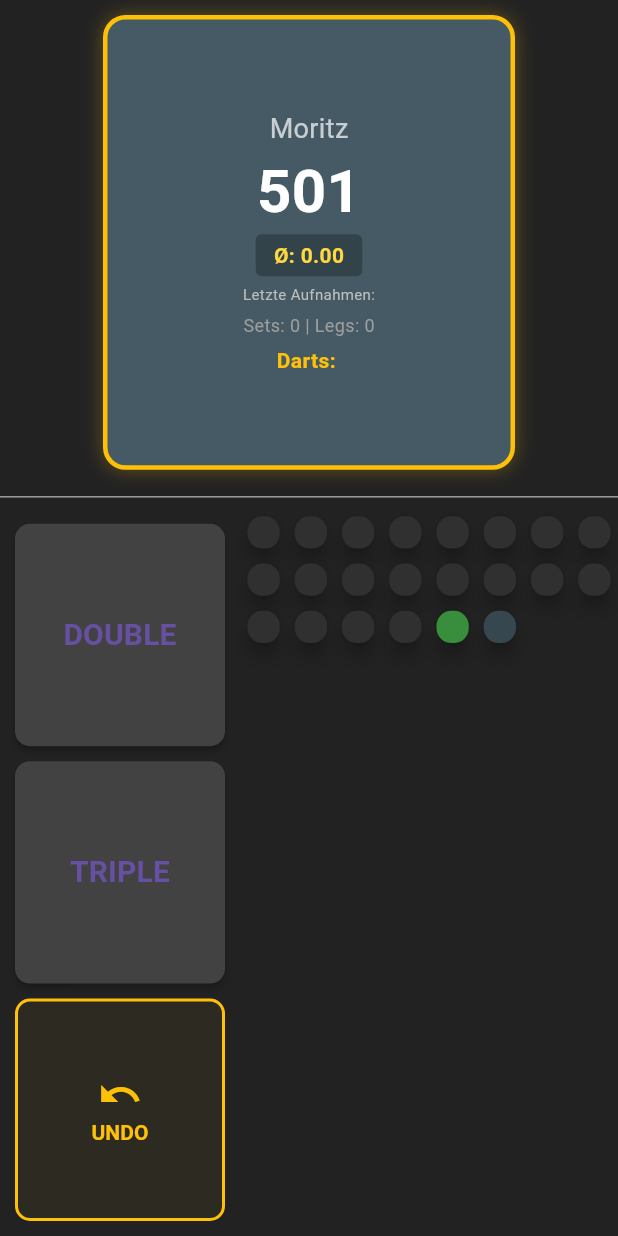
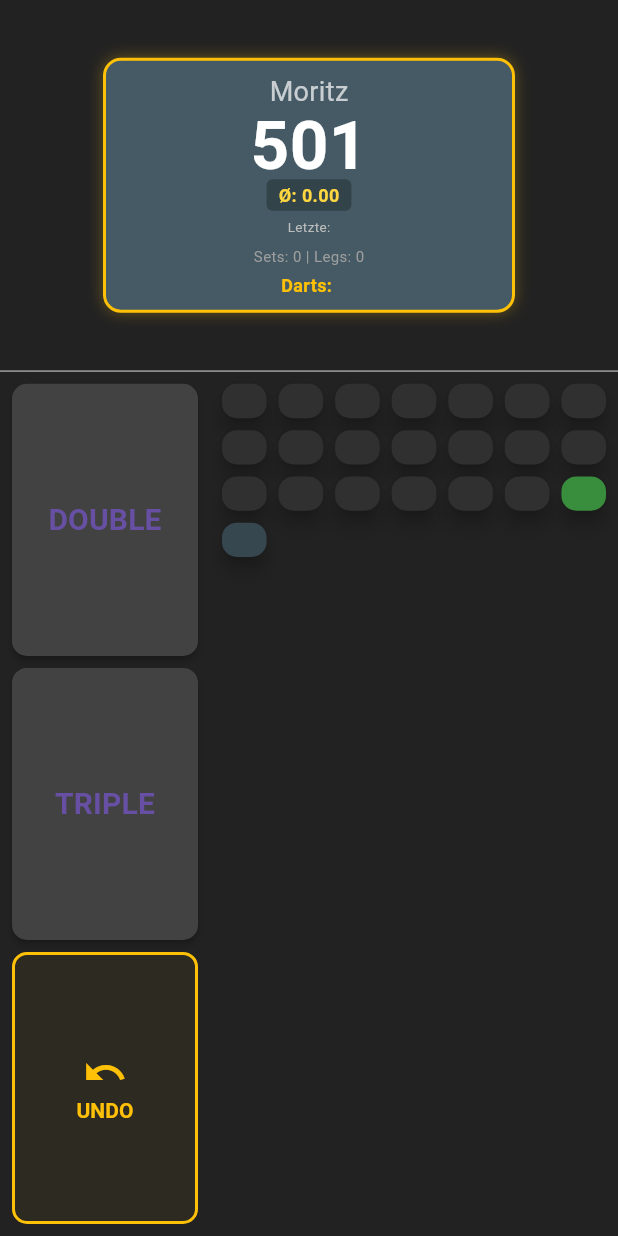
Before and after one commit to infrarot123/flutter-dart-app, a Flutter app: the screen it shows after launch, after a tap on "SPIEL STARTEN", on a phone screen of 412 x 824 dp. Run offline on Flutter 3.47's test engine with Material 3 defaults, Android fonts, the phone set to English and light mode, and no system bars; our stand-ins replace audioplayers.

Commit message:
Adjust styling

```diff
--- a/lib/main.dart
+++ b/lib/main.dart
@@ -376,16 +376,14 @@ class GameScreen extends StatelessWidget {
 
   @override
   Widget build(BuildContext context) {
-    // Zugriff auf den State
     var state = context.watch<GameState>();
     var activePlayer = state.activePlayer;
 
     return Scaffold(
       body: Column(
         children: [
-          // --- SCOREBOARD ---
           Expanded(
-            flex: 2,
+            flex: 3,
             child: Row(
               mainAxisAlignment: MainAxisAlignment.spaceEvenly,
               children: state.players.asMap().entries.map((entry) {
@@ -394,53 +392,44 @@ class GameScreen extends StatelessWidget {
                 bool isActive = idx == state.currentPlayerIndex;
 
                 return Container(
-                  width:
-                      MediaQuery.of(context).size.width /
-                      (state.players.length + 0.5),
-                  margin: const EdgeInsets.symmetric(
-                    vertical: 10,
-                    horizontal: 5,
-                  ),
-                  padding: const EdgeInsets.all(5),
+                  width: MediaQuery.of(context).size.width / (state.players.length + 0.5),
+                  margin: const EdgeInsets.symmetric(vertical: 4, horizontal: 4),
+                  padding: const EdgeInsets.all(8),
                   decoration: BoxDecoration(
                     color: isActive ? Colors.blueGrey[700] : Colors.grey[900],
-                    borderRadius: BorderRadius.circular(15),
+                    borderRadius: BorderRadius.circular(12),
                     border: isActive
-                        ? Border.all(color: Colors.amber, width: 3)
+                        ? Border.all(color: Colors.amber, width: 2) // Rand dünner
                         : Border.all(color: Colors.transparent),
                     boxShadow: isActive
-                        ? [
-                            BoxShadow(
-                              color: Colors.amber.withOpacity(0.3),
-                              blurRadius: 10,
-                            ),
-                          ]
+                        ? [BoxShadow(color: Colors.amber.withOpacity(0.3), blurRadius: 8)]
                         : [],
                   ),
+                  child: FittedBox(
+                    fit: BoxFit.scaleDown,
                     child: Column(
                       mainAxisAlignment: MainAxisAlignment.center,
                       children: [
                         Text(
                           p.name,
-                        style: const TextStyle(
-                          fontSize: 18,
-                          color: Colors.white70,
+                          style: const TextStyle(fontSize: 18, color: Colors.white70),
                         ),
-                      ),
+
+                        // Score
                         Text(
                           "${p.currentScore}",
                           style: const TextStyle(
-                          fontSize: 40,
+                            fontSize: 45,
                             fontWeight: FontWeight.bold,
                             color: Colors.white,
+                            height: 1.0,
                           ),
                         ),
-                      // --- AVERAGE ANZEIGE ---
+
+                        // Average Label
                         Container(
-                        padding: const EdgeInsets.symmetric(
-                          horizontal: 12,
-                          vertical: 4,
-                        ),
+                          padding: const EdgeInsets.symmetric(horizontal: 8, vertical: 2),
+                          margin: const EdgeInsets.only(bottom: 4),
                           decoration: BoxDecoration(
                             color: Colors.black26,
                             borderRadius: BorderRadius.circular(4),
@@ -448,59 +437,49 @@ class GameScreen extends StatelessWidget {
                           child: Text(
                             "Ø: ${p.average.toStringAsFixed(2)}",
                             style: const TextStyle(
-                            fontSize: 14,
+                                fontSize: 12,
                                 color: Colors.amberAccent,
-                            fontWeight: FontWeight.bold,
+                                fontWeight: FontWeight.bold
                             ),
                           ),
                         ),
-                      const SizedBox(height: 5),
-                      Text(
-                        "Letzte Aufnahmen:",
-                        style: TextStyle(fontSize: 10, color: Colors.grey[400]),
-                      ),
+
+                        // Historie
+                        Text("Letzte:", style: TextStyle(fontSize: 9, color: Colors.grey[400])),
+                        const SizedBox(height: 2),
                         Wrap(
-                        spacing: 5,
+                          spacing: 4,
                           children: p.turnHistory.reversed.take(5).map((score) {
                             return Container(
-                            padding: const EdgeInsets.symmetric(
-                              horizontal: 6,
-                              vertical: 2,
-                            ),
+                              padding: const EdgeInsets.symmetric(horizontal: 4, vertical: 1),
                               decoration: BoxDecoration(
                                 color: _getScoreColor(score),
-                              borderRadius: BorderRadius.circular(4),
+                                borderRadius: BorderRadius.circular(3),
                               ),
                               child: Text(
                                 "$score",
-                              style: const TextStyle(
-                                fontSize: 10,
-                                fontWeight: FontWeight.bold,
-                                color: Colors.white,
-                              ),
+                                style: const TextStyle(fontSize: 10, fontWeight: FontWeight.bold, color: Colors.white),
                               ),
                             );
                           }).toList(),
                         ),
-                      const SizedBox(height: 5),
+
+                        const SizedBox(height: 4),
                         Text(
                           "Sets: ${p.setsWon} | Legs: ${p.legsWon}",
-                        style: const TextStyle(
-                          color: Colors.grey,
-                          fontSize: 12,
+                          style: const TextStyle(color: Colors.grey, fontSize: 10),
                         ),
-                      ),
-                      if (isActive) ...[
-                        const SizedBox(height: 5),
-                        Text(
+
+                        if (isActive)
+                          Padding(
+                            padding: const EdgeInsets.only(top: 4.0),
+                            child: Text(
                               "Darts: ${p.currentThrowHistory.join('  ')}",
-                          style: const TextStyle(
-                            color: Colors.amber,
-                            fontWeight: FontWeight.bold,
+                              style: const TextStyle(color: Colors.amber, fontWeight: FontWeight.bold, fontSize: 12),
                             ),
                           ),
                       ],
-                    ],
+                    ),
                   ),
                 );
               }).toList(),
@@ -510,87 +489,54 @@ class GameScreen extends StatelessWidget {
           // --- CHECKOUT HINT ---
           if (activePlayer.currentScore <= 170)
             Padding(
-              padding: const EdgeInsets.symmetric(
-                horizontal: 16.0,
-                vertical: 8.0,
-              ),
+              padding: const EdgeInsets.symmetric(horizontal: 16.0, vertical: 4.0),
               child: Container(
                 width: double.infinity,
-                padding: const EdgeInsets.all(15),
+                padding: const EdgeInsets.all(8),
                 decoration: BoxDecoration(
                   color: Colors.green[900],
-                  borderRadius: BorderRadius.circular(10),
+                  borderRadius: BorderRadius.circular(8),
                 ),
                 child: Text(
-                  "Checkout: ${CheckoutService.getCheckoutHint(activePlayer.currentScore) ?? 'Kein gängiger Weg'}",
+                  "Checkout: ${CheckoutService.getCheckoutHint(activePlayer.currentScore) ?? '...'}",
                   textAlign: TextAlign.center,
-                  style: const TextStyle(
-                    fontSize: 16,
-                    fontWeight: FontWeight.bold,
-                    color: Colors.white,
-                  ),
+                  style: const TextStyle(fontSize: 16, fontWeight: FontWeight.bold, color: Colors.white),
                 ),
               ),
             ),
 
-          const Divider(color: Colors.grey, thickness: 1),
-
-          // --- INPUT PAD (Tablet optimiert) ---
+          const Divider(color: Colors.grey, height: 1),
+          // --- INPUT PAD ---
           Expanded(
-            flex: 3,
+            flex: 7,
             child: Row(
               children: [
-                // Linke Spalte: Große Modifier-Tasten
                 Container(
-                  width: 160,
-                  padding: const EdgeInsets.all(10),
+                  width: 140,
+                  padding: const EdgeInsets.all(8),
                   child: Column(
                     children: [
-                      _buildModifierBtn(
-                        context,
-                        "DOUBLE",
-                        2,
-                        state.currentModifier == 2,
-                        Colors.orange,
-                      ),
-                      const SizedBox(height: 10),
-                      _buildModifierBtn(
-                        context,
-                        "TRIPLE",
-                        3,
-                        state.currentModifier == 3,
-                        Colors.redAccent,
-                      ),
-                      const SizedBox(height: 10),
+                      _buildModifierBtn(context, "DOUBLE", 2, state.currentModifier == 2, Colors.orange),
+                      const SizedBox(height: 8),
+                      _buildModifierBtn(context, "TRIPLE", 3, state.currentModifier == 3, Colors.redAccent),
+                      const SizedBox(height: 8),
                       _buildUndoBtn(context),
                     ],
                   ),
                 ),
 
-                // Rechte Seite: Das Zahlen-Grid
+                // Rechte Seite (Zahlen)
                 Expanded(
                   child: GridView.count(
-                    crossAxisCount: 8,
-                    padding: const EdgeInsets.all(5),
-                    mainAxisSpacing: 10,
-                    crossAxisSpacing: 10,
+                    crossAxisCount: 7,
+                    padding: const EdgeInsets.all(8),
+                    mainAxisSpacing: 8,
+                    crossAxisSpacing: 8,
+                    childAspectRatio: 1.3,
                     children: [
-                      ...List.generate(
-                        20,
-                        (index) => _buildNumBtn(context, index + 1),
-                      ),
-                      _buildNumBtn(
-                        context,
-                        25,
-                        label: "BULL",
-                        color: Colors.green[700],
-                      ),
-                      _buildNumBtn(
-                        context,
-                        0,
-                        label: "0",
-                        color: Colors.blueGrey[800],
-                      ),
+                      ...List.generate(20, (index) => _buildNumBtn(context, index + 1)),
+                      _buildNumBtn(context, 25, label: "BULL", color: Colors.green[700]),
+                      _buildNumBtn(context, 0, label: "0", color: Colors.blueGrey[800]),
                     ],
                   ),
                 ),
```
Lines whose indentation alone changed are shown as unchanged.
